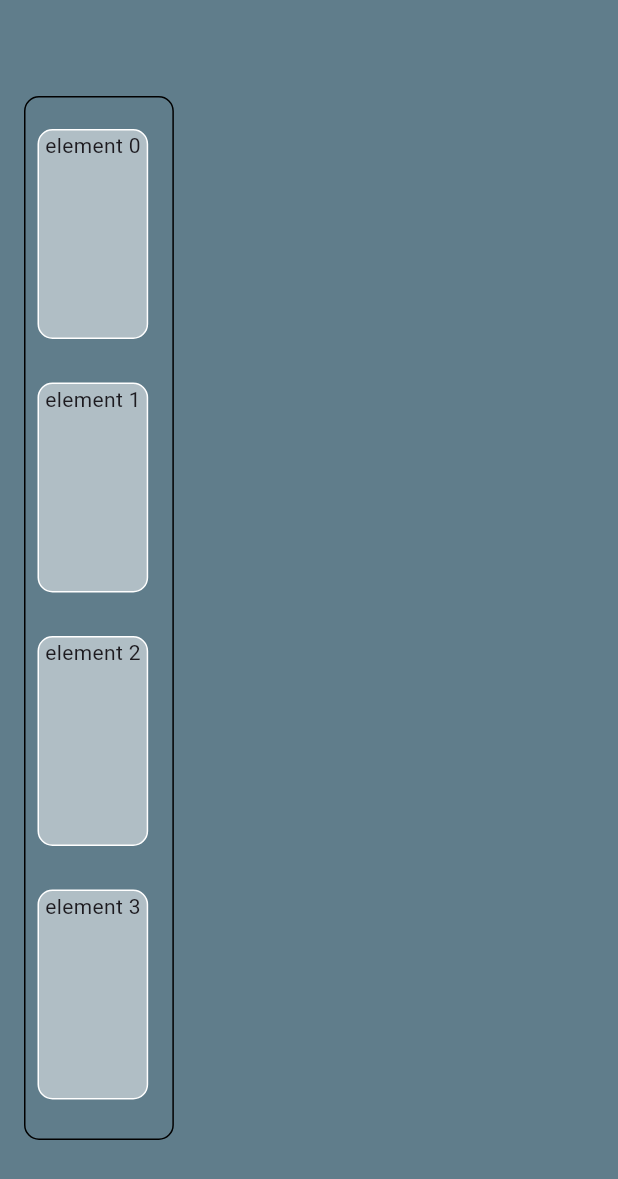
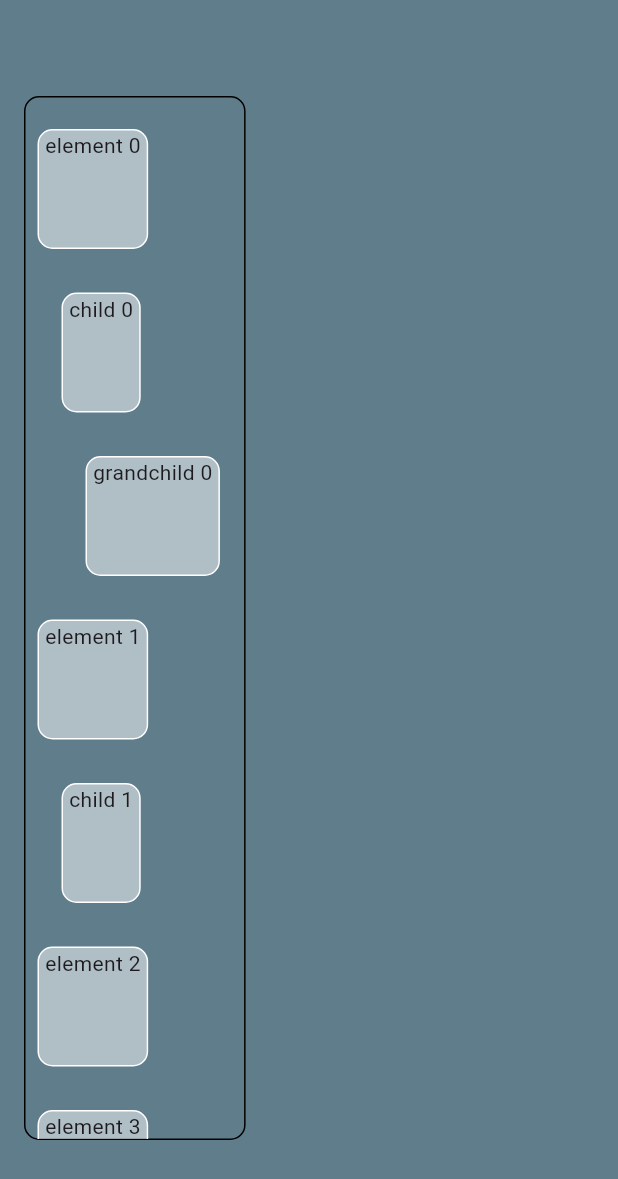
Before and after one commit to foamify/reorder_group_list, a Flutter app: the screen it shows after launch, on a phone screen of 412 x 824 dp. Shown: the top 1179 px of the screen. Run offline on Flutter 3.47's test engine with Material 3 defaults, Android fonts, the phone set to English and light mode, and no system bars.

```diff
--- a/lib/main.dart
+++ b/lib/main.dart
@@ -2,6 +2,7 @@ import 'dart:async';
 import 'dart:math';
 
 import 'package:flutter/material.dart';
+import 'package:flutter/widgets.dart';
 
 void main() {
   runApp(const MainApp());
@@ -331,14 +332,19 @@ class _ElementWidgetState extends State<ElementWidget> {
       painter: TopBottomLinePainter(
           isTop: switch (position) {
         DragAlign.top => true,
-        DragAlign.bottom => false,
         _ => null,
       }),
       child: Column(
         crossAxisAlignment: CrossAxisAlignment.start,
         children: [
           const SizedBox(height: 13),
-          DragTarget<Element>(
+          CustomPaint(
+            painter: TopBottomLinePainter(
+                isTop: switch (position) {
+              DragAlign.bottom => false,
+              _ => null,
+            }),
+            child: DragTarget<Element>(
                 onMove: (details) {
                   widget.onDrag();
                   setState(() {
@@ -384,9 +390,10 @@ class _ElementWidgetState extends State<ElementWidget> {
                       data: widget.element,
                       feedback: const SizedBox.shrink(),
                       dragAnchorStrategy: (draggable, context, position) =>
-                        pointerDragAnchorStrategy(draggable, context, position),
+                          pointerDragAnchorStrategy(
+                              draggable, context, position),
                       child: Container(
-                      height: 140,
+                        height: 80,
                         decoration: BoxDecoration(
                           border: Border.all(color: Colors.white),
                           borderRadius: BorderRadius.circular(10),
@@ -399,16 +406,17 @@ class _ElementWidgetState extends State<ElementWidget> {
                     ),
                   );
                 }),
-          // ...widget.element.children.map(
-          //   (element) => Padding(
-          //     padding: const EdgeInsets.only(left: 16),
-          //     child: ElementWidget(
-          //       element,
-          //       onReorder: widget.onReorder,
-          //       onDrag: widget.onDrag,
-          //     ),
-          //   ),
-          // ),
+          ),
+          ...widget.element.children.map(
+            (element) => Padding(
+              padding: const EdgeInsets.only(left: 16),
+              child: ElementWidget(
+                element,
+                onReorder: widget.onReorder,
+                onDrag: widget.onDrag,
+              ),
+            ),
+          ),
         ],
       ),
     );
```
Lines whose indentation alone changed are shown as unchanged.
